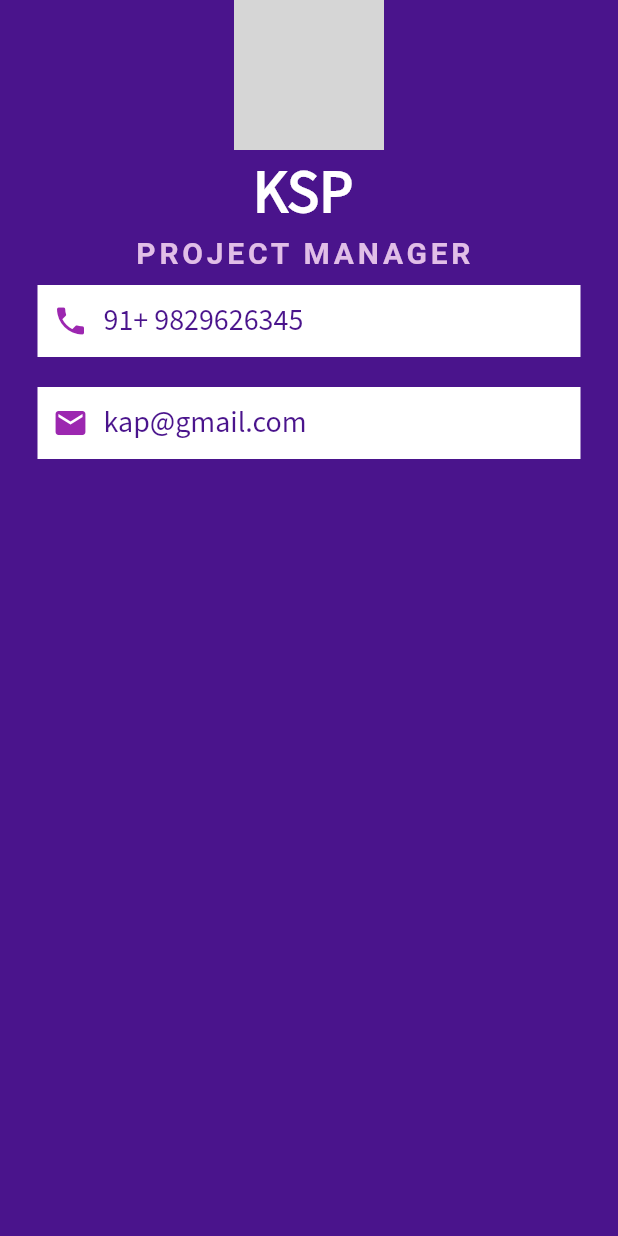
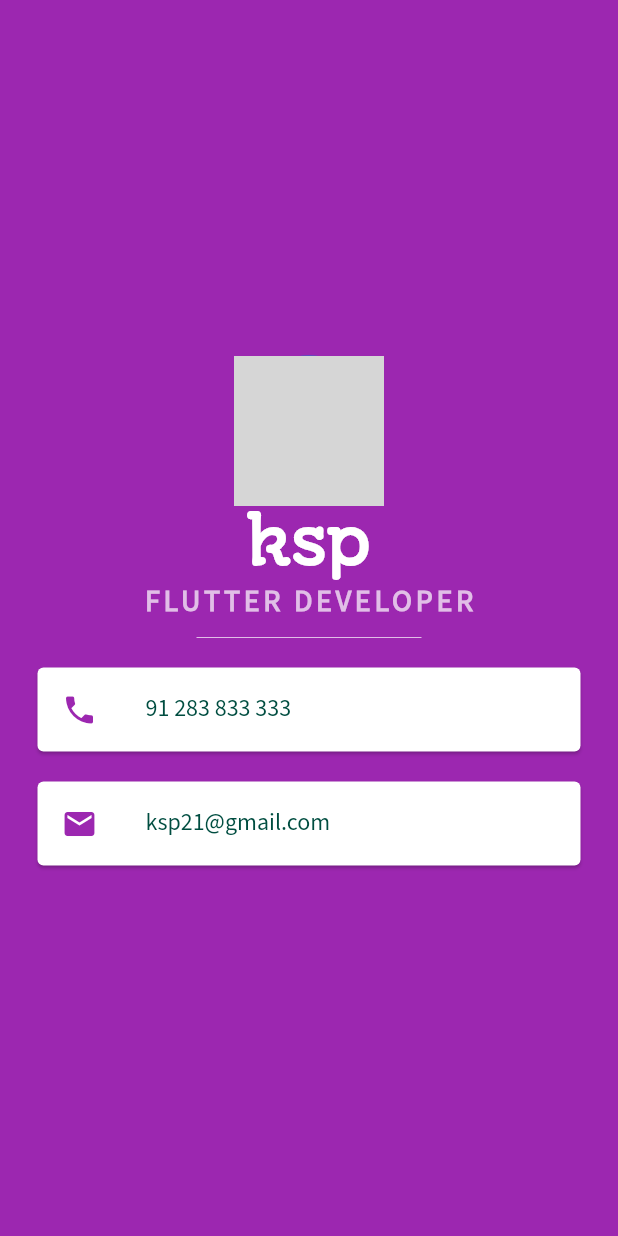
Before and after one commit to KSP11Kavya/mii_card_flutter, a Flutter app: the screen it shows after launch, on a phone screen of 412 x 824 dp. Run offline on Flutter 3.47's test engine with Material 2 defaults, Android fonts, the phone set to English and light mode, and no system bars; Roboto replaces fonts that are missing (AutoOne); grey boxes are pictures that could not be loaded.

Commit message:
Row and column

```diff
--- a/lib/main.dart
+++ b/lib/main.dart
@@ -1,128 +1,20 @@
-import 'package:flutter/material.dart';
 
-void main() {
-  runApp(MyApp());
-}
 
-class MyApp extends StatelessWidget {
-  @override
-  Widget build(BuildContext context) {
-    return MaterialApp(
-      debugShowCheckedModeBanner: false,
-      home: Scaffold(
-        backgroundColor: Colors.purple[900],
-        body: SafeArea(
-          child: Column(
-            children: <Widget>[
-              CircleAvatar(
-                radius: 50.0,
-                backgroundImage: AssetImage('images/rm.png'),
-              ),
-              Text(
-                'KSP ',
-                style: TextStyle(
-                  fontFamily: 'SourceSans3',
-                  fontSize: 40.0,
-                  color: Colors.white,
-                  fontWeight: FontWeight.bold,
-                ),
-              ),
-              Text(
-                'PROJECT MANAGER ',
-                style: TextStyle(
-                  fontFamily: 'AutoOne',
-                  fontSize: 20.0,
-                  color: Colors.purple.shade100,
-                  letterSpacing: 2.5,
-                  fontWeight: FontWeight.bold,
-                ),
-              ),
-              Container(
-                padding: EdgeInsets.all(10.0),
-                color: Colors.white,
-                margin: EdgeInsets.symmetric(
-                  vertical: 10.0,
-                  horizontal: 25.0,
-                ),
-                child: Row(
-                  children: <Widget>[
-                    Icon(
-                      Icons.phone,
-                      // size: 20.0,
-                      color: Colors.purple,
-                    ),
-                    SizedBox(
-                      width: 10.0,
-                    ),
-                    Text(
-                      '91+ 9829626345',
-                      style: TextStyle(
-                        color: Colors.purple.shade900,
-                        fontFamily: 'SourceSans3',
-                        fontSize: 20,
-                      ),
-                    ),
 
-                  ],
-                ),
-              ),
-              Container(
-                padding: EdgeInsets.all(10.0),
-                color: Colors.white,
-                margin: EdgeInsets.symmetric(
-                  vertical: 10.0,
-                  horizontal: 25.0,
-                ),
-                child: Row(
-                  children: <Widget>[
-                    Icon(
-                      Icons.email,
-                      // size: 20.0,
-                      color: Colors.purple,
-                    ),
-                    SizedBox(
-                      width: 10.0,
-                    ),
-                    Text(
-                      'kap@gmail.com',
-                      style: TextStyle(
-                        color: Colors.purple.shade900,
-                        fontFamily: 'SourceSans3',
-                        fontSize: 20,
-                      ),
-                    ),
 
-                  ],
-                ),
-              ),
-
-            ],
-          ),
-        ),
-      ),
-    );
-  }
-}
-
-// import 'package:flutter/material.dart';
-//
-// void main() {
-//   runApp(MyApp());
-// }
-//
 // class MyApp extends StatelessWidget {
-//   @override
-//   Widget build(BuildContext context) {
+//    @override
+//    Widget build(BuildContext context) {
 //     return MaterialApp(
 //       debugShowCheckedModeBanner: false,
 //       home: Scaffold(
-//         backgroundColor: Colors.teal,
-//         body: SafeArea(
+//        backgroundColor: Colors.teal,
+//          body: SafeArea(
 //           child: Row(
 //             crossAxisAlignment: CrossAxisAlignment.stretch,
 //             mainAxisAlignment: MainAxisAlignment.spaceBetween,
-//             // crossAxisAlignment: CrossAxisAlignment
-//             //.stretch,
+            // crossAxisAlignment: CrossAxisAlignment
+           //.stretch,
 //             //.values,
 //             //.stretch,
 //             //.start,
@@ -198,93 +90,92 @@ class MyApp extends StatelessWidget {
 //   }
 // }
 //...........................................................................................................................................................................................................
-// import 'package:flutter/material.dart';
-// // import 'dart:ui';
+ import 'package:flutter/material.dart';
+ import 'dart:ui';
+
+ void main() {
+   runApp(MyApp());
+ }
+
+ class MyApp extends StatelessWidget {
+   @override
+   Widget build(BuildContext context) {
+     return MaterialApp(
+       home: Scaffold(
+         backgroundColor: Colors.purple,
+
+         body: Column(
+         mainAxisAlignment: MainAxisAlignment.center,
 //
-// void main() {
-//   runApp(MyApp());
-// }
+           children: <Widget>[
+         CircleAvatar(
+           radius: 50.0,
+           backgroundImage: AssetImage('assets/images/gks.jpg'),
+         ),
+         Text(
+           'ksp',
+           style: TextStyle(
+             fontFamily: 'AutuurOne',
+             fontSize: 40.0,
+             color: Colors.white,
+             fontWeight: FontWeight.bold,
+           ),
+         ),
+         Text(
+           'FLUTTER DEVELOPER',
+           style: TextStyle(
+             fontFamily: 'SourceSans3',
+             color: Colors.purple.shade100,
+             fontSize: 20.0,
+             letterSpacing: 2.5,
+             fontWeight: FontWeight.bold,
+           ),
+         ),
+             SizedBox(height: 20.0,
+             width: 150.0,
+             child: Divider(color: Colors.purple.shade100,),),
+             Card(
+               // padding: EdgeInsets.all(10.0),//card widget doesnt have padding property
+
+               color: Colors.white,
+               margin: EdgeInsets.symmetric(vertical:10.0,horizontal: 25.0 ),
+
+               child: ListTile(
+                   leading: Icon(
+                     Icons.phone,
+                     color: Colors.purple,
+                   ),
+                   title: Text('91 283 833 333', style: TextStyle(
+                       color: Colors.teal.shade900,
+                       fontFamily: 'SourceSans3'),
+
+                   )
+               ),
+             ),
+
+         Card(
+           // padding: EdgeInsets.all(10.0),//card widget doesnt have padding property
 //
-// class MyApp extends StatelessWidget {
-//   @override
-//   Widget build(BuildContext context) {
-//     return MaterialApp(
-//       home: Scaffold(
-//         backgroundColor: Colors.purple,
+color: Colors.white,
+           margin: EdgeInsets.symmetric(vertical:10.0,horizontal: 25.0 ),
 //
-//         body: Column(
-//         mainAxisAlignment: MainAxisAlignment.center,
-//
-//           children: <Widget>[
-//         CircleAvatar(
-//           radius: 50.0,
-//           backgroundImage: AssetImage('assets/images/gks.jpg'),
-//         ),
-//         Text(
-//           'ksp',
-//           style: TextStyle(
-//             fontFamily: 'AutuurOne',
-//             fontSize: 40.0,
-//             color: Colors.white,
-//             fontWeight: FontWeight.bold,
-//           ),
-//         ),
-//         Text(
-//           'FLUTTER DEVELOPER',
-//           style: TextStyle(
-//             fontFamily: 'SourceSans3',
-//             color: Colors.purple.shade100,
-//             fontSize: 20.0,
-//             letterSpacing: 2.5,
-//             fontWeight: FontWeight.bold,
-//           ),
-//         ),
-//             SizedBox(height: 20.0,
-//             width: 150.0,
-//             child: Divider(color: Colors.purple.shade100,),),
-//             Card(
-//               // padding: EdgeInsets.all(10.0),//card widget doesnt have padding property
-//
-//               color: Colors.white,
-//               margin: EdgeInsets.symmetric(vertical:10.0,horizontal: 25.0 ),
-//
-//               child: ListTile(
-//                   leading: Icon(
-//                     Icons.phone,
-//                     color: Colors.purple,
-//                   ),
-//                   title: Text('91 283 833 333', style: TextStyle(
-//                       color: Colors.teal.shade900,
-//                       fontFamily: 'SourceSans3'),
-//
-//
-//                   )
-//               ),
-//             ),
-//
-//         Card(
-//           // padding: EdgeInsets.all(10.0),//card widget doesnt have padding property
-//
-//           color: Colors.white,
-//           margin: EdgeInsets.symmetric(vertical:10.0,horizontal: 25.0 ),
-//
-//             child: ListTile(
-//               leading: Icon(
-//                 Icons.email,
-//                 color: Colors.purple,
-//               ),
-//     title: Text('ksp21@gmail.com', style: TextStyle(
-//     color: Colors.teal.shade900,
-//     fontFamily: 'SourceSans3'),
-//
-//
-//             )
-//             ),
-//         ),
-//           ],
-//
-//         ),
-//       ),
-//     );
-//   }
-// }
+             child: ListTile(
+               leading: Icon(
+                 Icons.email,
+                 color: Colors.purple,
+               ),
+     title: Text('ksp21@gmail.com', style: TextStyle(
+     color: Colors.teal.shade900,
+     fontFamily: 'SourceSans3'),
+
+
+             )
+             ),
+         ),
+           ],
+
+         ),
+       ),
+     );
+   }
+ }
```
